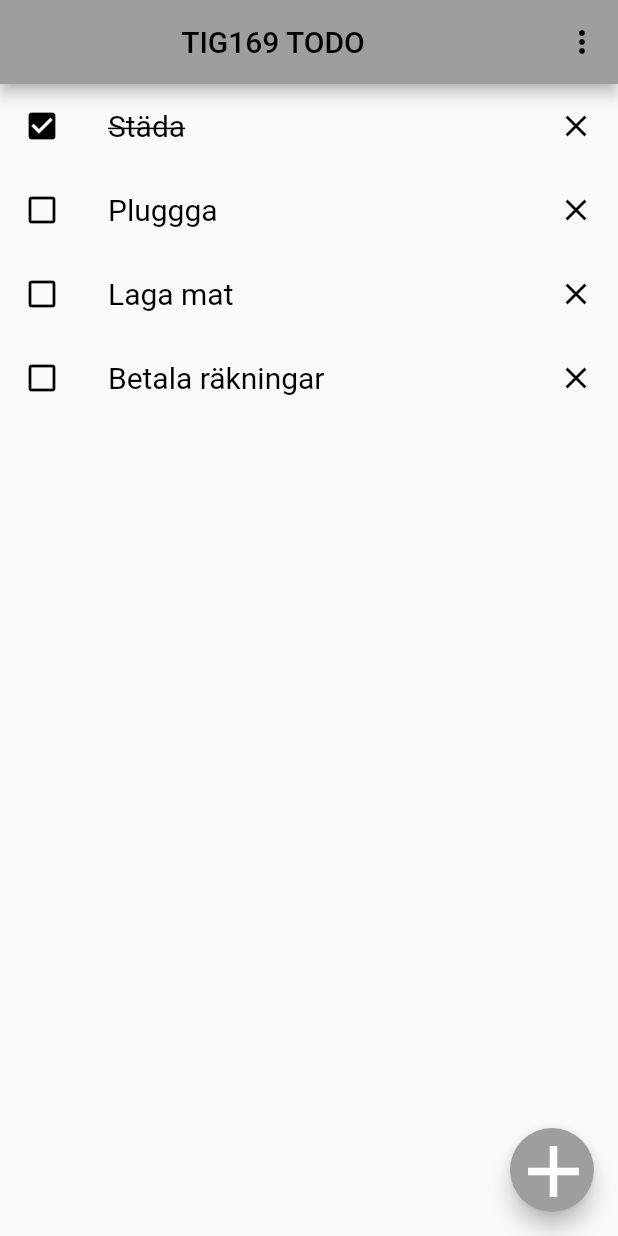
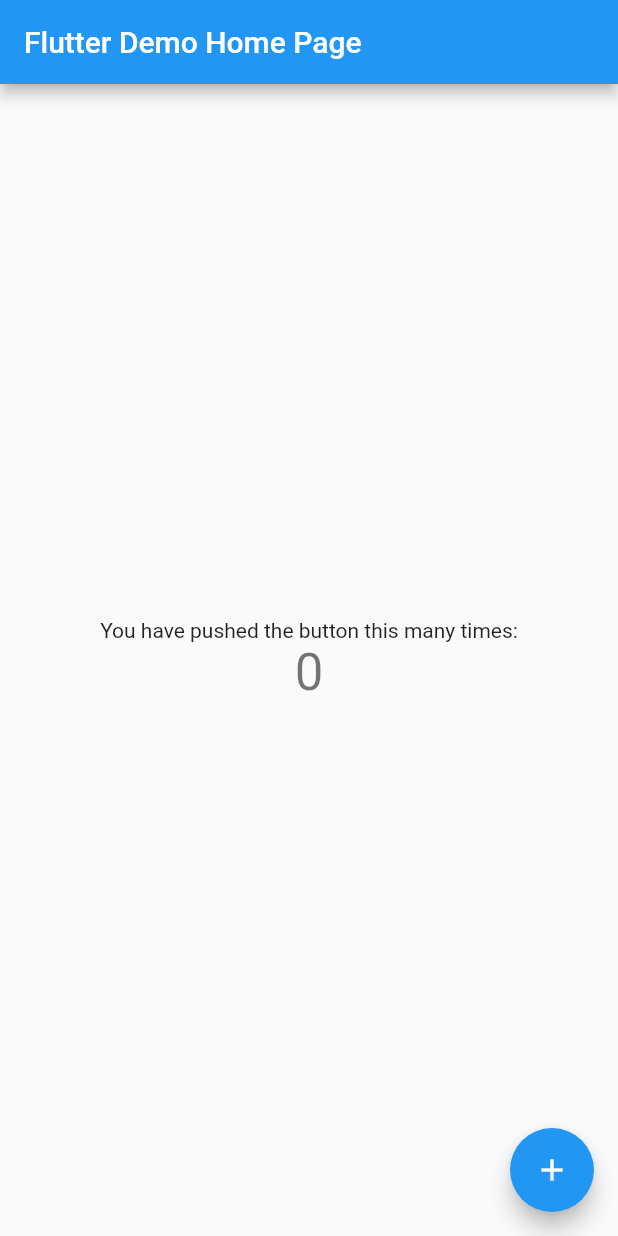
Before and after one commit to gu-tig169-ht21/guscajsni, a Flutter app: the screen it shows after launch, on a phone screen of 412 x 824 dp. Run offline on Flutter 3.47's test engine with Material 2 defaults, Android fonts, the phone set to English and light mode, and no system bars.

Commit message:
Revert "first commit"

```diff
--- a/lib/main.dart
+++ b/lib/main.dart
@@ -1,99 +1,115 @@
 import 'package:flutter/material.dart';
 
-void main() => runApp(const MyApp());
+void main() {
+  runApp(const MyApp());
+}
 
 class MyApp extends StatelessWidget {
   const MyApp({Key? key}) : super(key: key);
 
+  // This widget is the root of your application.
   @override
   Widget build(BuildContext context) {
     return MaterialApp(
+      title: 'Flutter Demo',
       theme: ThemeData(
-        appBarTheme: const AppBarTheme(
-          backgroundColor: Colors.grey,
-          foregroundColor: Colors.black,
-        ),
+        // This is the theme of your application.
+        //
+        // Try running your application with "flutter run". You'll see the
+        // application has a blue toolbar. Then, without quitting the app, try
+        // changing the primarySwatch below to Colors.green and then invoke
+        // "hot reload" (press "r" in the console where you ran "flutter run",
+        // or simply save your changes to "hot reload" in a Flutter IDE).
+        // Notice that the counter didn't reset back to zero; the application
+        // is not restarted.
+        primarySwatch: Colors.blue,
       ),
-      home: Scaffold(
-        appBar: AppBar(
-          title: const Center(
-            child: Text('TIG169 TODO'),
-          ),
-          actions: [
-            IconButton(
-              icon: const Icon(
-                Icons.more_vert,
-                color: Colors.black,
-              ),
-              onPressed: (//funktionen för sorteringen in här.
-                  ) {},
+      home: const MyHomePage(title: 'Flutter Demo Home Page'),
+    );
+  }
+}
+
+class MyHomePage extends StatefulWidget {
+  const MyHomePage({Key? key, required this.title}) : super(key: key);
+
+  // This widget is the home page of your application. It is stateful, meaning
+  // that it has a State object (defined below) that contains fields that affect
+  // how it looks.
+
+  // This class is the configuration for the state. It holds the values (in this
+  // case the title) provided by the parent (in this case the App widget) and
+  // used by the build method of the State. Fields in a Widget subclass are
+  // always marked "final".
+
+  final String title;
+
+  @override
+  State<MyHomePage> createState() => _MyHomePageState();
+}
+
+class _MyHomePageState extends State<MyHomePage> {
+  int _counter = 0;
+
+  void _incrementCounter() {
+    setState(() {
+      // This call to setState tells the Flutter framework that something has
+      // changed in this State, which causes it to rerun the build method below
+      // so that the display can reflect the updated values. If we changed
+      // _counter without calling setState(), then the build method would not be
+      // called again, and so nothing would appear to happen.
+      _counter++;
+    });
+  }
+
+  @override
+  Widget build(BuildContext context) {
+    // This method is rerun every time setState is called, for instance as done
+    // by the _incrementCounter method above.
+    //
+    // The Flutter framework has been optimized to make rerunning build methods
+    // fast, so that you can just rebuild anything that needs updating rather
+    // than having to individually change instances of widgets.
+    return Scaffold(
+      appBar: AppBar(
+        // Here we take the value from the MyHomePage object that was created by
+        // the App.build method, and use it to set our appbar title.
+        title: Text(widget.title),
+      ),
+      body: Center(
+        // Center is a layout widget. It takes a single child and positions it
+        // in the middle of the parent.
+        child: Column(
+          // Column is also a layout widget. It takes a list of children and
+          // arranges them vertically. By default, it sizes itself to fit its
+          // children horizontally, and tries to be as tall as its parent.
+          //
+          // Invoke "debug painting" (press "p" in the console, choose the
+          // "Toggle Debug Paint" action from the Flutter Inspector in Android
+          // Studio, or the "Toggle Debug Paint" command in Visual Studio Code)
+          // to see the wireframe for each widget.
+          //
+          // Column has various properties to control how it sizes itself and
+          // how it positions its children. Here we use mainAxisAlignment to
+          // center the children vertically; the main axis here is the vertical
+          // axis because Columns are vertical (the cross axis would be
+          // horizontal).
+          mainAxisAlignment: MainAxisAlignment.center,
+          children: <Widget>[
+            const Text(
+              'You have pushed the button this many times:',
+            ),
+            Text(
+              '$_counter',
+              style: Theme.of(context).textTheme.headline4,
             ),
           ],
         ),
-        body: ListView(
-          children: const <Widget>[
-            ListTile(
-              leading: Icon(
-                Icons.check_box,
-                color: Colors.black,
-              ),
-              title: Text(
-                'Städa',
-                style: TextStyle(
-                    decoration: TextDecoration.lineThrough,
-                    color: Colors.black,
-                    fontSize: 20),
-              ),
-              trailing: Icon(Icons.close, color: Colors.black),
-            ),
-            ListTile(
-              leading: Icon(
-                Icons.check_box_outline_blank,
-                color: Colors.black,
-              ),
-              title: Text(
-                'Pluggga',
-                style: TextStyle(color: Colors.black, fontSize: 20),
-              ),
-              trailing: Icon(Icons.close, color: Colors.black),
-            ),
-            ListTile(
-              leading: Icon(
-                Icons.check_box_outline_blank,
-                color: Colors.black,
-              ),
-              title: Text(
-                'Laga mat',
-                style: TextStyle(color: Colors.black, fontSize: 20),
-              ),
-              trailing: Icon(Icons.close, color: Colors.black),
-            ),
-            ListTile(
-              leading: Icon(
-                Icons.check_box_outline_blank,
-                color: Colors.black,
-              ),
-              title: Text(
-                'Betala räkningar',
-                style: TextStyle(color: Colors.black, fontSize: 20),
-              ),
-              trailing: Icon(Icons.close, color: Colors.black),
-            )
-          ],
-        ),
-        //
-        //
-        //
-        floatingActionButton: FloatingActionButton(
-          child: const Icon(
-            Icons.add,
-            size: 58.0,
-          ),
-          onPressed: (//funktionen för lägga till tasks här
-              ) {},
-          backgroundColor: Colors.grey,
-        ),
       ),
+      floatingActionButton: FloatingActionButton(
+        onPressed: _incrementCounter,
+        tooltip: 'Increment',
+        child: const Icon(Icons.add),
+      ), // This trailing comma makes auto-formatting nicer for build methods.
     );
   }
 }
```
